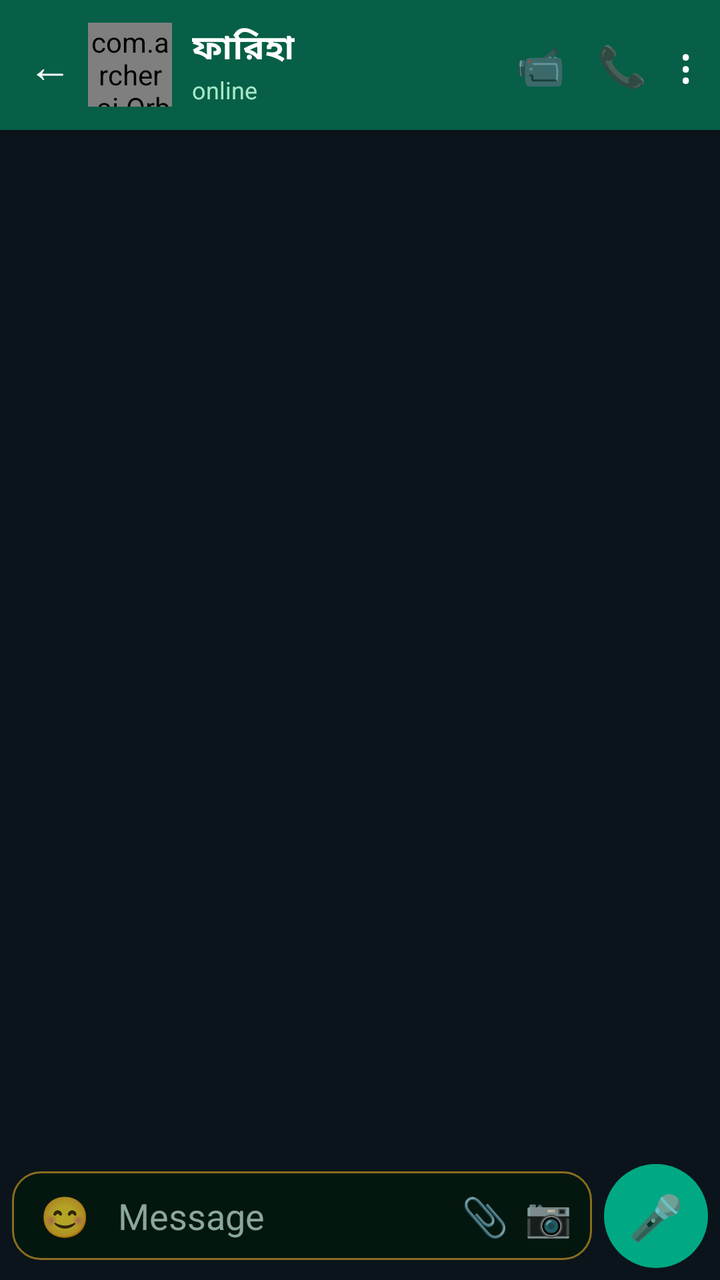
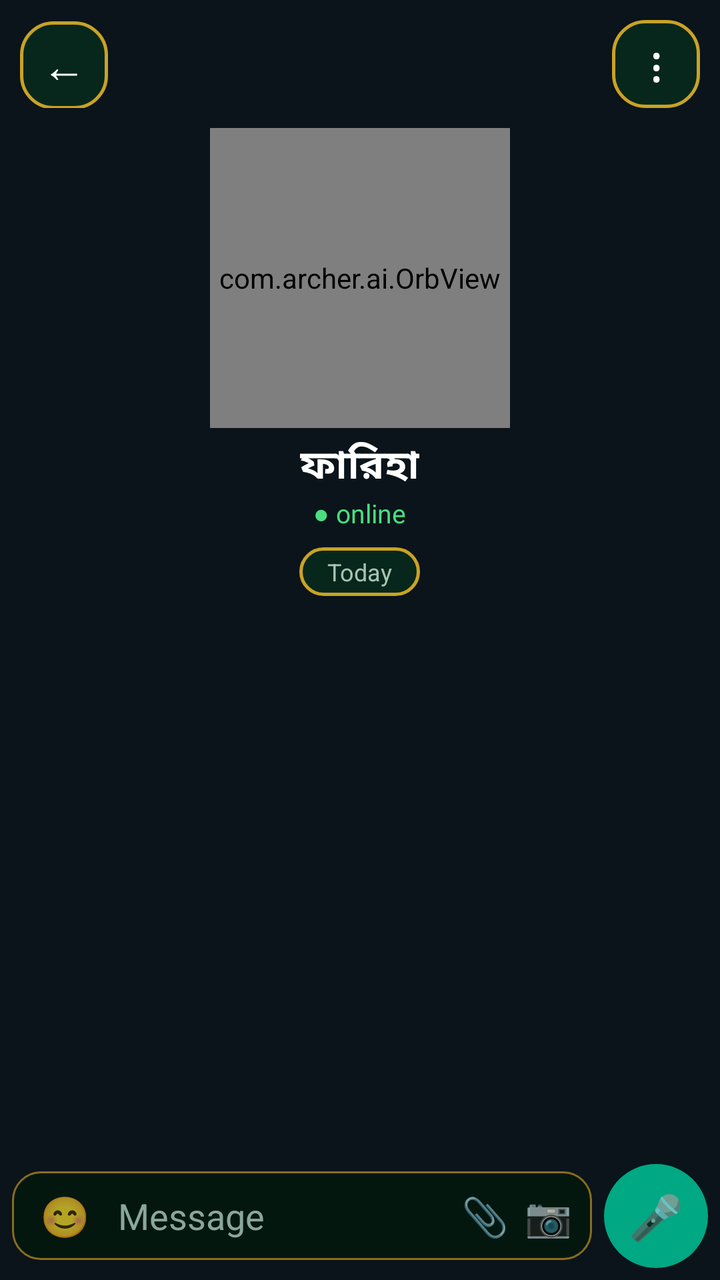

Before-and-after screenshots of an Android layout around one commit, followed by the original layout XML and the change that was made.
<!-- AndroidManifest.xml: application theme AppTheme -->
<!-- res/layout/activity_chat.xml -->
<?xml version="1.0" encoding="utf-8"?>
<LinearLayout xmlns:android="http://schemas.android.com/apk/res/android"
    android:layout_width="match_parent"
    android:layout_height="match_parent"
    android:background="#0B141A"
    android:orientation="vertical">

    
    <LinearLayout
        android:layout_width="match_parent"
        android:layout_height="wrap_content"
        android:background="#065F46"
        android:gravity="center_vertical"
        android:orientation="horizontal"
        android:paddingStart="6dp"
        android:paddingTop="8dp"
        android:paddingEnd="6dp"
        android:paddingBottom="8dp">

        <TextView
            android:id="@+id/chatBack"
            android:layout_width="wrap_content"
            android:layout_height="wrap_content"
            android:padding="8dp"
            android:text="←"
            android:textColor="#FFFFFF"
            android:textSize="22sp" />

        <com.archer.ai.OrbView
            android:id="@+id/chatAvatar"
            android:layout_width="42dp"
            android:layout_height="42dp" />

        <LinearLayout
            android:layout_width="0dp"
            android:layout_height="wrap_content"
            android:layout_marginStart="10dp"
            android:layout_weight="1"
            android:orientation="vertical">

            <TextView
                android:id="@+id/chatName"
                android:layout_width="wrap_content"
                android:layout_height="wrap_content"
                android:text="ফারিহা"
                android:textColor="#FFFFFF"
                android:textSize="17sp"
                android:textStyle="bold" />

            <TextView
                android:id="@+id/chatStatus"
                android:layout_width="wrap_content"
                android:layout_height="wrap_content"
                android:text="online"
                android:textColor="#A7E8C8"
                android:textSize="12sp" />
        </LinearLayout>

        <TextView
            android:id="@+id/chatVideo"
            android:layout_width="wrap_content"
            android:layout_height="wrap_content"
            android:padding="8dp"
            android:text="📹"
            android:textSize="20sp" />

        <TextView
            android:id="@+id/chatCall"
            android:layout_width="wrap_content"
            android:layout_height="wrap_content"
            android:padding="8dp"
            android:text="📞"
            android:textSize="20sp" />

        <TextView
            android:id="@+id/chatMenu"
            android:layout_width="wrap_content"
            android:layout_height="wrap_content"
            android:padding="8dp"
            android:text="⋮"
            android:textColor="#FFFFFF"
            android:textSize="24sp" />
    </LinearLayout>

    <LinearLayout
        android:id="@+id/workCard"
        android:layout_width="match_parent"
        android:layout_height="wrap_content"
        android:layout_margin="10dp"
        android:background="@drawable/bg_card"
        android:orientation="vertical"
        android:padding="12dp"
        android:visibility="gone">

        <TextView
            android:layout_width="match_parent"
            android:layout_height="wrap_content"
            android:text="🌐 ব্রাউজার কার্ড — লাইভ কাজ"
            android:textColor="#4ADE80"
            android:textSize="14sp"
            android:textStyle="bold" />

        <TextView
            android:id="@+id/workText"
            android:layout_width="match_parent"
            android:layout_height="wrap_content"
            android:layout_marginTop="6dp"
            android:textColor="#EDE6D6"
            android:textSize="13sp" />

        <ImageView
            android:id="@+id/workShot"
            android:layout_width="match_parent"
            android:layout_height="wrap_content"
            android:layout_marginTop="8dp"
            android:adjustViewBounds="true"
            android:maxHeight="220dp"
            android:visibility="gone" />
    </LinearLayout>

    <ScrollView
        android:id="@+id/chatScroll"
        android:layout_width="match_parent"
        android:layout_height="0dp"
        android:layout_weight="1">

        <LinearLayout
            android:id="@+id/msgBox"
            android:layout_width="match_parent"
            android:layout_height="wrap_content"
            android:orientation="vertical"
            android:paddingStart="10dp"
            android:paddingTop="10dp"
            android:paddingEnd="10dp"
            android:paddingBottom="6dp" />
    </ScrollView>

    
    <LinearLayout
        android:layout_width="match_parent"
        android:layout_height="wrap_content"
        android:gravity="center_vertical"
        android:orientation="horizontal"
        android:padding="6dp">

        <LinearLayout
            android:layout_width="0dp"
            android:layout_height="wrap_content"
            android:layout_weight="1"
            android:background="@drawable/bg_input"
            android:gravity="center_vertical"
            android:orientation="horizontal"
            android:paddingStart="10dp"
            android:paddingEnd="6dp">

            <TextView
                android:id="@+id/chatEmoji"
                android:layout_width="wrap_content"
                android:layout_height="wrap_content"
                android:padding="4dp"
                android:text="😊"
                android:textSize="20sp" />

            <EditText
                android:id="@+id/chatInput"
                android:layout_width="0dp"
                android:layout_height="wrap_content"
                android:layout_weight="1"
                android:background="@null"
                android:gravity="center_vertical"
                android:hint="Message"
                android:maxLines="4"
                android:padding="10dp"
                android:textColor="#F3E9C8"
                android:textColorHint="#8AA79B" />

            <TextView
                android:id="@+id/chatAttach"
                android:layout_width="wrap_content"
                android:layout_height="wrap_content"
                android:padding="4dp"
                android:text="📎"
                android:textSize="19sp" />

            <TextView
                android:id="@+id/chatCamera"
                android:layout_width="wrap_content"
                android:layout_height="wrap_content"
                android:padding="4dp"
                android:text="📷"
                android:textSize="19sp" />
        </LinearLayout>

        <TextView
            android:id="@+id/chatSend"
            android:layout_width="52dp"
            android:layout_height="52dp"
            android:layout_marginStart="6dp"
            android:background="@drawable/btn_mic_green"
            android:gravity="center"
            android:text="🎤"
            android:textSize="22sp" />
    </LinearLayout>
</LinearLayout>
<!-- resources referenced by this layout -->
<resources>
  <!-- drawable bg_card (drawable) -->
  <?xml version="1.0" encoding="utf-8"?>
  <shape xmlns:android="http://schemas.android.com/apk/res/android" android:shape="rectangle">
      <corners android:radius="16dp" />
      <solid android:color="#07271C" />
      <stroke android:width="1.5dp" android:color="#C9A227" />
  </shape>
  <!-- drawable bg_input (drawable) -->
  <?xml version="1.0" encoding="utf-8"?>
  <shape xmlns:android="http://schemas.android.com/apk/res/android" android:shape="rectangle">
      <corners android:radius="14dp" />
      <solid android:color="#04170F" />
      <stroke android:width="1dp" android:color="#8A6D1F" />
  </shape>
  <!-- drawable btn_mic_green (drawable) -->
  <?xml version="1.0" encoding="utf-8"?>
  <shape xmlns:android="http://schemas.android.com/apk/res/android" android:shape="oval">
      <solid android:color="#00A884" />
  </shape>
  <style name="AppTheme" parent="android:Theme.Material.NoActionBar">
          <item name="android:windowBackground">#05030D</item>
          <item name="android:colorAccent">#A855F7</item>
          <item name="android:statusBarColor">#05030D</item>
          <item name="android:navigationBarColor">#05030D</item>
          <item name="android:windowLightStatusBar">false</item>
      </style>
</resources>

<!-- the commit's change to res/layout/activity_chat.xml (unified diff, before → after) -->
@@ -9,78 +9,75 @@
     <LinearLayout
         android:layout_width="match_parent"
         android:layout_height="wrap_content"
-        android:background="#065F46"
-        android:gravity="center_vertical"
         android:orientation="horizontal"
-        android:paddingStart="6dp"
-        android:paddingTop="8dp"
-        android:paddingEnd="6dp"
-        android:paddingBottom="8dp">
+        android:padding="10dp">
 
         <TextView
             android:id="@+id/chatBack"
-            android:layout_width="wrap_content"
-            android:layout_height="wrap_content"
-            android:padding="8dp"
+            android:layout_width="44dp"
+            android:layout_height="44dp"
+            android:background="@drawable/bg_card"
+            android:gravity="center"
             android:text="←"
             android:textColor="#FFFFFF"
             android:textSize="22sp" />
 
-        <com.archer.ai.OrbView
-            android:id="@+id/chatAvatar"
-            android:layout_width="42dp"
-            android:layout_height="42dp" />
-
-        <LinearLayout
+        <View
             android:layout_width="0dp"
-            android:layout_height="wrap_content"
-            android:layout_marginStart="10dp"
-            android:layout_weight="1"
-            android:orientation="vertical">
-
-            <TextView
-                android:id="@+id/chatName"
-                android:layout_width="wrap_content"
-                android:layout_height="wrap_content"
-                android:text="ফারিহা"
-                android:textColor="#FFFFFF"
-                android:textSize="17sp"
-                android:textStyle="bold" />
-
-            <TextView
-                android:id="@+id/chatStatus"
-                android:layout_width="wrap_content"
-                android:layout_height="wrap_content"
-                android:text="online"
-                android:textColor="#A7E8C8"
-                android:textSize="12sp" />
-        </LinearLayout>
-
-        <TextView
-            android:id="@+id/chatVideo"
-            android:layout_width="wrap_content"
-            android:layout_height="wrap_content"
-            android:padding="8dp"
-            android:text="📹"
-            android:textSize="20sp" />
-
-        <TextView
-            android:id="@+id/chatCall"
-            android:layout_width="wrap_content"
-            android:layout_height="wrap_content"
-            android:padding="8dp"
-            android:text="📞"
-            android:textSize="20sp" />
+            android:layout_height="1dp"
+            android:layout_weight="1" />
 
         <TextView
             android:id="@+id/chatMenu"
-            android:layout_width="wrap_content"
-            android:layout_height="wrap_content"
-            android:padding="8dp"
+            android:layout_width="44dp"
+            android:layout_height="44dp"
+            android:background="@drawable/bg_card"
+            android:gravity="center"
             android:text="⋮"
             android:textColor="#FFFFFF"
             android:textSize="24sp" />
     </LinearLayout>
+
+    
+    <com.archer.ai.OrbView
+        android:id="@+id/chatAvatar"
+        android:layout_width="150dp"
+        android:layout_height="150dp"
+        android:layout_gravity="center_horizontal" />
+
+    <TextView
+        android:id="@+id/chatName"
+        android:layout_width="wrap_content"
+        android:layout_height="wrap_content"
+        android:layout_gravity="center_horizontal"
+        android:layout_marginTop="4dp"
+        android:text="ফারিহা"
+        android:textColor="#FFFFFF"
+        android:textSize="20sp"
+        android:textStyle="bold" />
+
+    <TextView
+        android:id="@+id/chatStatus"
+        android:layout_width="wrap_content"
+        android:layout_height="wrap_content"
+        android:layout_gravity="center_horizontal"
+        android:text="● online"
+        android:textColor="#4ADE80"
+        android:textSize="13sp" />
+
+    <TextView
+        android:layout_width="wrap_content"
+        android:layout_height="wrap_content"
+        android:layout_gravity="center_horizontal"
+        android:layout_marginTop="8dp"
+        android:background="@drawable/bg_card"
+        android:paddingStart="14dp"
+        android:paddingTop="4dp"
+        android:paddingEnd="14dp"
+        android:paddingBottom="4dp"
+        android:text="Today"
+        android:textColor="#A8C3B2"
+        android:textSize="12sp" />
 
     <LinearLayout
         android:id="@+id/workCard"
@@ -122,6 +119,7 @@
         android:id="@+id/chatScroll"
         android:layout_width="match_parent"
         android:layout_height="0dp"
+        android:layout_marginTop="6dp"
         android:layout_weight="1">
 
         <LinearLayout
@@ -130,7 +128,7 @@
             android:layout_height="wrap_content"
             android:orientation="vertical"
             android:paddingStart="10dp"
-            android:paddingTop="10dp"
+            android:paddingTop="6dp"
             android:paddingEnd="10dp"
             android:paddingBottom="6dp" />
     </ScrollView>
